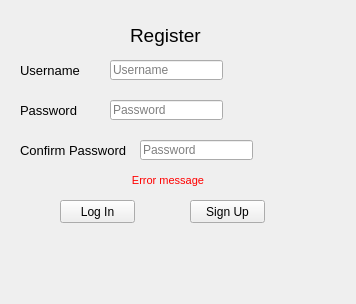
Before: the Qt Designer form ui/sign_up.ui in VicMbugua/TaskManagementSystem, drawn with Qt 5.
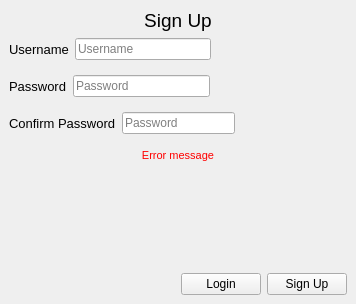
After: the same form once the commit is applied.

```diff
--- a/ui/sign_up.ui
+++ b/ui/sign_up.ui
@@ -14,33 +14,71 @@
    <string>Sign Up</string>
   </property>
   <widget class="QWidget" name="centralwidget">
+   <layout class="QVBoxLayout" name="verticalLayout">
+    <item>
    <widget class="QLabel" name="label">
-    <property name="geometry">
-     <rect>
-      <x>130</x>
-      <y>20</y>
-      <width>81</width>
-      <height>31</height>
-     </rect>
-    </property>
     <property name="font">
      <font>
       <pointsize>14</pointsize>
      </font>
     </property>
     <property name="text">
-     <string>Register</string>
-    </property>
-   </widget>
+       <string>Sign Up</string>
+      </property>
+      <property name="alignment">
+       <set>Qt::AlignCenter</set>
+      </property>
+      <property name="margin">
+       <number>11</number>
+      </property>
+     </widget>
+    </item>
+    <item>
+     <layout class="QHBoxLayout" name="horizontalLayout_2">
+      <property name="bottomMargin">
+       <number>9</number>
+      </property>
+      <item>
+       <widget class="QLabel" name="label_2">
+        <property name="font">
+         <font>
+          <pointsize>10</pointsize>
+         </font>
+        </property>
+        <property name="text">
+         <string>Username</string>
+        </property>
+       </widget>
+      </item>
+      <item>
+       <widget class="QLineEdit" name="username">
+        <property name="placeholderText">
+         <string>Username</string>
+        </property>
+       </widget>
+      </item>
+      <item>
+       <spacer name="horizontalSpacer_3">
+        <property name="orientation">
+         <enum>Qt::Horizontal</enum>
+        </property>
+        <property name="sizeHint" stdset="0">
+         <size>
+          <width>40</width>
+          <height>20</height>
+         </size>
+        </property>
+       </spacer>
+      </item>
+     </layout>
+    </item>
+    <item>
+     <layout class="QHBoxLayout" name="horizontalLayout_3">
+      <property name="bottomMargin">
+       <number>9</number>
+      </property>
+      <item>
    <widget class="QLabel" name="label_3">
-    <property name="geometry">
-     <rect>
-      <x>20</x>
-      <y>100</y>
-      <width>71</width>
-      <height>21</height>
-     </rect>
-    </property>
     <property name="font">
      <font>
       <pointsize>10</pointsize>
@@ -50,15 +88,9 @@
      <string>Password</string>
     </property>
    </widget>
+      </item>
+      <item>
    <widget class="QLineEdit" name="password">
-    <property name="geometry">
-     <rect>
-      <x>110</x>
-      <y>100</y>
-      <width>113</width>
-      <height>20</height>
-     </rect>
-    </property>
     <property name="inputMethodHints">
      <set>Qt::ImhHiddenText|Qt::ImhNoAutoUppercase|Qt::ImhNoPredictiveText|Qt::ImhSensitiveData</set>
     </property>
@@ -72,68 +104,29 @@
      <bool>false</bool>
     </property>
    </widget>
-   <widget class="QLineEdit" name="username">
-    <property name="geometry">
-     <rect>
-      <x>110</x>
-      <y>60</y>
-      <width>113</width>
-      <height>20</height>
-     </rect>
-    </property>
-    <property name="placeholderText">
-     <string>Username</string>
-    </property>
-   </widget>
-   <widget class="QLabel" name="label_2">
-    <property name="geometry">
-     <rect>
-      <x>20</x>
-      <y>60</y>
-      <width>71</width>
-      <height>21</height>
-     </rect>
-    </property>
-    <property name="font">
-     <font>
-      <pointsize>10</pointsize>
-     </font>
-    </property>
-    <property name="text">
-     <string>Username</string>
-    </property>
-   </widget>
-   <widget class="QLineEdit" name="confirm_password">
-    <property name="geometry">
-     <rect>
-      <x>140</x>
-      <y>140</y>
-      <width>113</width>
+      </item>
+      <item>
+       <spacer name="horizontalSpacer_4">
+        <property name="orientation">
+         <enum>Qt::Horizontal</enum>
+        </property>
+        <property name="sizeHint" stdset="0">
+         <size>
+          <width>40</width>
       <height>20</height>
-     </rect>
-    </property>
-    <property name="inputMethodHints">
-     <set>Qt::ImhHiddenText|Qt::ImhNoAutoUppercase|Qt::ImhNoPredictiveText|Qt::ImhSensitiveData</set>
-    </property>
-    <property name="echoMode">
-     <enum>QLineEdit::Password</enum>
-    </property>
-    <property name="placeholderText">
-     <string>Password</string>
-    </property>
-    <property name="clearButtonEnabled">
-     <bool>false</bool>
-    </property>
-   </widget>
+         </size>
+        </property>
+       </spacer>
+      </item>
+     </layout>
+    </item>
+    <item>
+     <layout class="QHBoxLayout" name="horizontalLayout_4">
+      <property name="bottomMargin">
+       <number>9</number>
+      </property>
+      <item>
    <widget class="QLabel" name="label_4">
-    <property name="geometry">
-     <rect>
-      <x>20</x>
-      <y>140</y>
-      <width>111</width>
-      <height>21</height>
-     </rect>
-    </property>
     <property name="font">
      <font>
       <pointsize>10</pointsize>
@@ -143,47 +136,40 @@
      <string>Confirm Password</string>
     </property>
    </widget>
-   <widget class="QPushButton" name="sign_up">
-    <property name="geometry">
-     <rect>
-      <x>190</x>
-      <y>200</y>
-      <width>75</width>
-      <height>23</height>
-     </rect>
-    </property>
-    <property name="text">
-     <string>Sign Up</string>
-    </property>
-    <property name="autoDefault">
-     <bool>true</bool>
-    </property>
-   </widget>
-   <widget class="QPushButton" name="login">
-    <property name="geometry">
-     <rect>
-      <x>60</x>
-      <y>200</y>
-      <width>75</width>
-      <height>23</height>
-     </rect>
-    </property>
-    <property name="text">
-     <string>Log In</string>
-    </property>
-    <property name="autoDefault">
-     <bool>true</bool>
-    </property>
-   </widget>
+      </item>
+      <item>
+       <widget class="QLineEdit" name="confirm_password">
+        <property name="inputMethodHints">
+         <set>Qt::ImhHiddenText|Qt::ImhNoAutoUppercase|Qt::ImhNoPredictiveText|Qt::ImhSensitiveData</set>
+        </property>
+        <property name="echoMode">
+         <enum>QLineEdit::Password</enum>
+        </property>
+        <property name="placeholderText">
+         <string>Password</string>
+        </property>
+        <property name="clearButtonEnabled">
+         <bool>false</bool>
+        </property>
+       </widget>
+      </item>
+      <item>
+       <spacer name="horizontalSpacer_5">
+        <property name="orientation">
+         <enum>Qt::Horizontal</enum>
+        </property>
+        <property name="sizeHint" stdset="0">
+         <size>
+          <width>40</width>
+          <height>20</height>
+         </size>
+        </property>
+       </spacer>
+      </item>
+     </layout>
+    </item>
+    <item>
    <widget class="QLabel" name="error_message">
-    <property name="geometry">
-     <rect>
-      <x>20</x>
-      <y>170</y>
-      <width>296</width>
-      <height>21</height>
-     </rect>
-    </property>
     <property name="font">
      <font>
       <pointsize>8</pointsize>
@@ -202,6 +188,58 @@
      <number>0</number>
     </property>
    </widget>
+    </item>
+    <item>
+     <spacer name="verticalSpacer">
+      <property name="orientation">
+       <enum>Qt::Vertical</enum>
+      </property>
+      <property name="sizeHint" stdset="0">
+       <size>
+        <width>20</width>
+        <height>74</height>
+       </size>
+      </property>
+     </spacer>
+    </item>
+    <item>
+     <layout class="QHBoxLayout" name="horizontalLayout">
+      <item>
+       <spacer name="horizontalSpacer">
+        <property name="orientation">
+         <enum>Qt::Horizontal</enum>
+        </property>
+        <property name="sizeHint" stdset="0">
+         <size>
+          <width>40</width>
+          <height>20</height>
+         </size>
+        </property>
+       </spacer>
+      </item>
+      <item>
+       <widget class="QPushButton" name="login">
+        <property name="text">
+         <string>Login</string>
+        </property>
+        <property name="autoDefault">
+         <bool>true</bool>
+        </property>
+       </widget>
+      </item>
+      <item>
+       <widget class="QPushButton" name="sign_up">
+        <property name="text">
+         <string>Sign Up</string>
+        </property>
+        <property name="autoDefault">
+         <bool>true</bool>
+        </property>
+       </widget>
+      </item>
+     </layout>
+    </item>
+   </layout>
   </widget>
  </widget>
  <tabstops>
```
Lines whose indentation alone changed are shown as unchanged.
